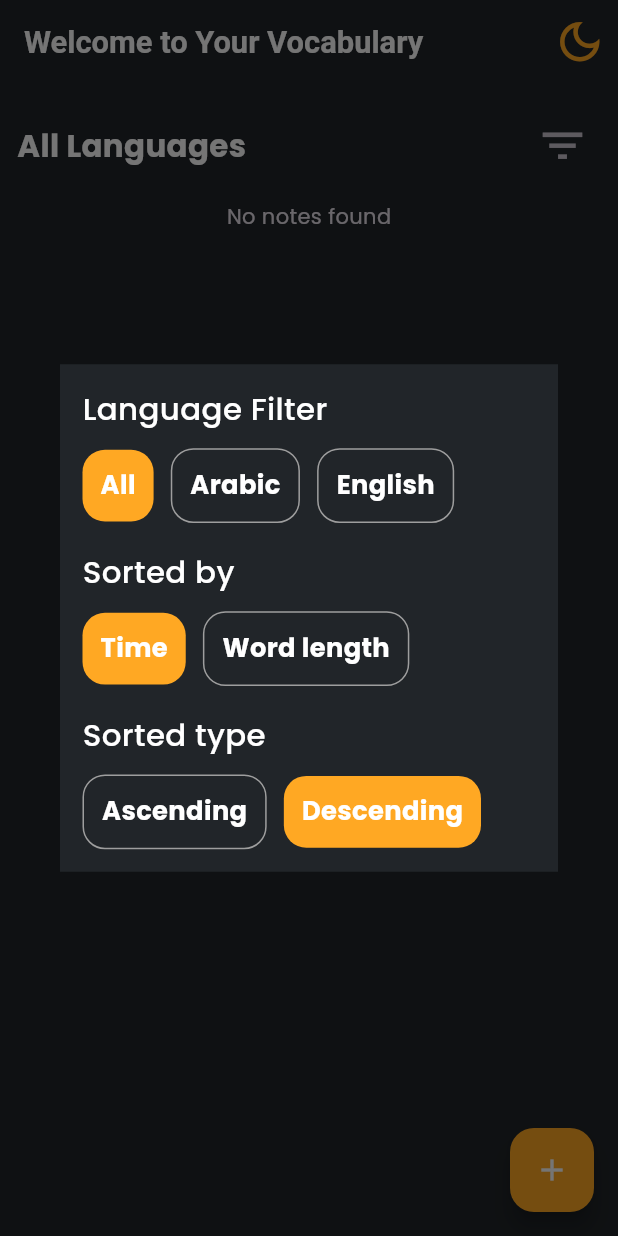
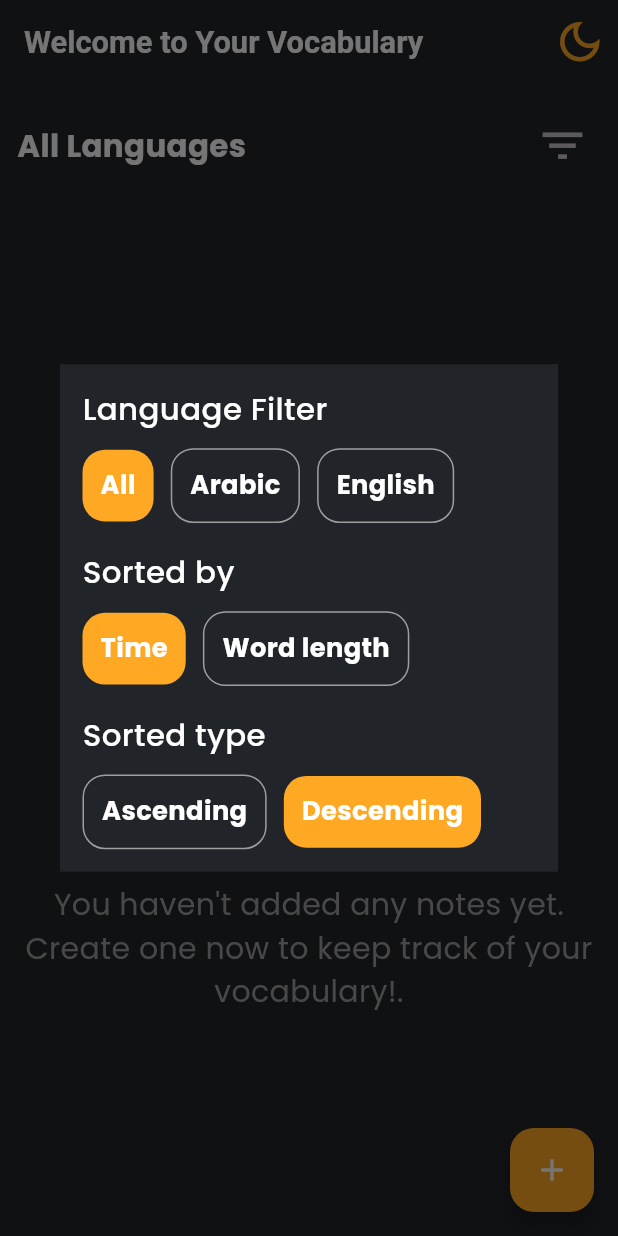
Before and after one commit to AbdoAlHady/Vocabulary_Note, a Flutter app: the screen it shows after launch, after a tap on the "filter list" icon, on a phone screen of 412 x 824 dp. Run offline on Flutter 3.47's test engine with Material 3 defaults, Android fonts, the phone set to English and light mode, and no system bars; drawn by our look-alikes of animated_text_kit; our stand-ins replace animated_background, delightful_toast, flutter_bloc, flutter_screenutil, flutter_svg, get_it and 1 more; accounts and stored records are empty.

Commit message:
- refactor home sceen

```diff
--- a/lib/core/utis/app_images.dart
+++ b/lib/core/utis/app_images.dart
@@ -1,3 +1,5 @@
-abstract class AppImages{
+abstract class AppImages {
   static const String logo = 'assets/svgs/logo.svg';
+  static const String emptyNotes = 'assets/svgs/empty_notes.svg';
+  static const String errorImage = 'assets/svgs/error.svg';
 }
--- a/lib/ui/screens/home_screen.dart
+++ b/lib/ui/screens/home_screen.dart
@@ -48,7 +48,10 @@ class HomeScreen extends StatelessWidget {
             slivers: [
               const SliverToBoxAdapter(child: HomeFilter()),
               SliverToBoxAdapter(child: verticalSpace(10)),
-              const HomeBody(),
+              const SliverFillRemaining(
+                hasScrollBody: true,
+                child: HomeBody(),
+              )
             ],
           ),
         ),
--- /dev/null
+++ b/lib/ui/widgets/exception_widget.dart
@@ -0,0 +1,30 @@
+import 'package:flutter/material.dart';
+import 'package:flutter_screenutil/flutter_screenutil.dart';
+import 'package:flutter_svg/svg.dart';
+
+class ExceptionWidget extends StatelessWidget {
+  const ExceptionWidget(
+      {super.key, required this.imageUrl, required this.message});
+  final String imageUrl;
+  final String message;
+  @override
+  Widget build(BuildContext context) {
+    return Column(
+      mainAxisAlignment: MainAxisAlignment.center,
+      children: [
+        SvgPicture.asset(
+          imageUrl,
+          height: 250.h,
+        ),
+        const SizedBox(
+          height: 20,
+        ),
+        Text(
+          message,
+          textAlign: TextAlign.center,
+          style: const TextStyle(color: Colors.grey, fontSize: 20),
+        )
+      ],
+    );
+  }
+}
--- a/lib/ui/widgets/home/home_body.dart
+++ b/lib/ui/widgets/home/home_body.dart
@@ -2,62 +2,41 @@ import 'package:flutter/material.dart';
 import 'package:flutter_bloc/flutter_bloc.dart';
 import 'package:flutter_screenutil/flutter_screenutil.dart';
 import 'package:vocabulary_note/core/routing/routes.dart';
+import 'package:vocabulary_note/core/theme/app_colors.dart';
+import 'package:vocabulary_note/core/utis/app_images.dart';
 import 'package:vocabulary_note/core/utis/extensions.dart';
 import 'package:vocabulary_note/logic/read_note_cubit/read_note_cubit.dart';
 import 'package:vocabulary_note/logic/read_note_cubit/read_note_state.dart';
+import 'package:vocabulary_note/ui/widgets/exception_widget.dart';
 
 class HomeBody extends StatelessWidget {
   const HomeBody({super.key});
-
-  static const List<Color> colors = [
-    Colors.red,
-    Colors.green,
-    Colors.blue,
-    Colors.yellow,
-    Colors.orange,
-    Colors.purple,
-    Colors.pink,
-    Colors.brown,
-    Colors.cyan,
-    Colors.teal,
-    Colors.indigo,
-    Colors.lime,
-    Colors.amber,
-    Colors.grey,
-    Colors.black,
-    Colors.white,
-    Colors.deepOrange,
-    Colors.lightBlue,
-    Colors.lightGreen,
-    Colors.deepPurple,
-  ];
-
   @override
   Widget build(BuildContext context) {
     return BlocBuilder<ReadNoteCubit, ReadNoteState>(
       builder: (context, state) {
         if (state is ReadNoteLoadingState || state is ReadNoteInitial) {
-          return const SliverToBoxAdapter(
-            child: Center(
-              child: CircularProgressIndicator(),
-            ),
+          return _buildLoading();
+        }
+        if (state is ReadNoteErrorState) {
+          return _buildError(state.message);
+        } else if (state is ReadNoteSuccessState) {
+          if (state.noteList.isEmpty) {
+            return _buildEmpty();
+          } else {
+            return _buildSuccess(state);
+          }
+        }
+
+        return const SizedBox.shrink();
+      },
     );
   }
-        if (state is ReadNoteErrorState) {
-          return SliverToBoxAdapter(
-            child: Center(
-              child: Text(state.message),
-            ),
-          );
-        } else if (state is ReadNoteSuccessState) {
-          if (state.noteList.isEmpty) {
-            return const SliverToBoxAdapter(
-              child: Center(
-                child: Text('No notes found'),
-              ),
-            );
-          } else {
-            return SliverGrid.builder(
+
+  GridView _buildSuccess(ReadNoteSuccessState state) {
+    return GridView.builder(
+      shrinkWrap: true,
+      physics: const NeverScrollableScrollPhysics(),
       gridDelegate: SliverGridDelegateWithFixedCrossAxisCount(
         crossAxisCount: 2,
         mainAxisSpacing: 10.h,
@@ -67,11 +46,12 @@ class HomeBody extends StatelessWidget {
       itemBuilder: (context, index) {
         return GestureDetector(
           onTap: () {
-                  context.pushNamed(Routes.detailsScreen, arguments: state.noteList[index]);
+            context.pushNamed(Routes.detailsScreen,
+                arguments: state.noteList[index]);
           },
           child: Container(
             decoration: BoxDecoration(
-                      color:  Color(state.noteList[index].colorCode),
+              color: Color(state.noteList[index].colorCode),
               borderRadius: BorderRadius.circular(20),
               gradient: LinearGradient(
                 colors: [
@@ -98,11 +78,26 @@ class HomeBody extends StatelessWidget {
     );
   }
 
+  Widget _buildEmpty() {
+    return const ExceptionWidget(
+      imageUrl: AppImages.emptyNotes,
+      message:
+          "You haven't added any notes yet. Create one now to keep track of your vocabulary!.",
+    );
   }
 
-        return const SizedBox.shrink();
-      },
+  Center _buildLoading() {
+    return const Center(
+      child: CircularProgressIndicator(
+        color: AppColors.primary,
+      ),
+    );
+  }
 
+  Widget _buildError(String message) {
+    return ExceptionWidget(
+      imageUrl: AppImages.errorImage,
+      message: message,
     );
   }
 }
```
Also changed, not shown: assets/svgs/empty_notes.svg (added), assets/svgs/error.svg (added). Lines whose indentation alone changed are shown as unchanged.
